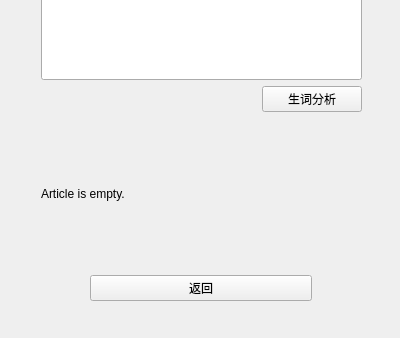
This is form/articleui.ui in squarefk/EnglishHelper as Qt 5 draws it before an edit; both pictures show x 0 to 400 and y 162 to 500 of the 400 by 500 pixel window. The edited form follows.
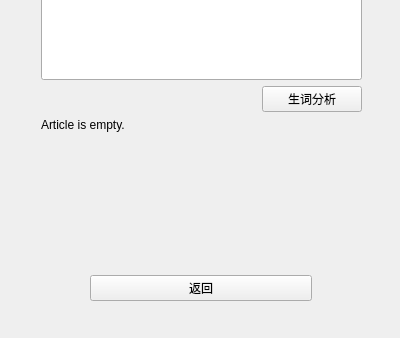
This is the edited form.

What changed in the file:
```diff
--- a/form/articleui.ui
+++ b/form/articleui.ui
@@ -80,6 +80,9 @@
       <property name="text">
        <string>Article is empty.</string>
       </property>
+      <property name="alignment">
+       <set>Qt::AlignLeading|Qt::AlignLeft|Qt::AlignTop</set>
+      </property>
      </widget>
     </item>
     <item>
```
Left out of the diff: 3 changed lines with no effect on the pictures.
